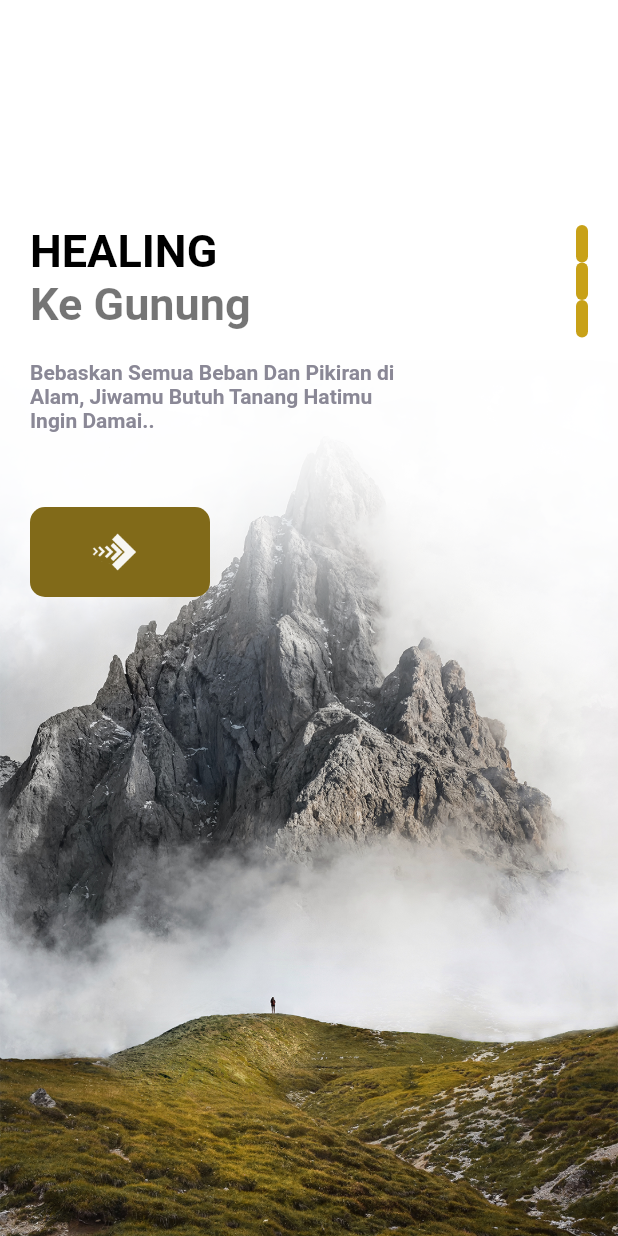
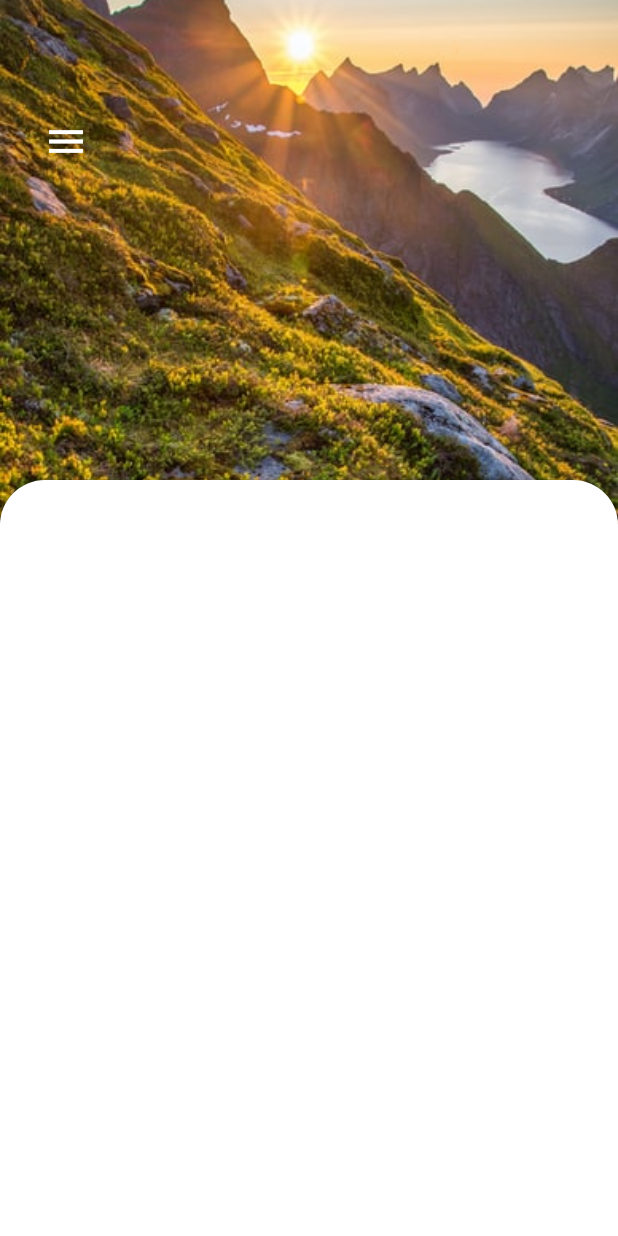
Before and after one commit to saldisucipto/flutter_great, a Flutter app: the screen it shows after launch, on a phone screen of 412 x 824 dp. Run offline on Flutter 3.47's test engine with Material 2 defaults, Android fonts, the phone set to English and light mode, and no system bars.

Commit message:
Make Detail Screen Pages

```diff
--- a/lib/main.dart
+++ b/lib/main.dart
@@ -1,5 +1,7 @@
 import 'package:flutter/material.dart';
-import 'package:greatapp/pages/home_pages.dart';
+import 'package:greatapp/pages/detail_page.dart';
+import 'package:greatapp/pages/navpages/main_pages.dart';
+import 'package:greatapp/pages/welcome_pages.dart';
 
 void main() {
   runApp(MyApp());
@@ -13,18 +15,9 @@ class MyApp extends StatelessWidget {
       title: 'Flutter Demo',
       debugShowCheckedModeBanner: false,
       theme: ThemeData(
-        // This is the theme of your application.
-        //
-        // Try running your application with "flutter run". You'll see the
-        // application has a blue toolbar. Then, without quitting the app, try
-        // changing the primarySwatch below to Colors.green and then invoke
-        // "hot reload" (press "r" in the console where you ran "flutter run",
-        // or simply save your changes to "hot reload" in a Flutter IDE).
-        // Notice that the counter didn't reset back to zero; the application
-        // is not restarted.
         primarySwatch: Colors.blue,
       ),
-      home: HomePages(),
+      home: DetailPages(),
     );
   }
 }
--- /dev/null
+++ b/lib/pages/detail_page.dart
@@ -0,0 +1,72 @@
+import 'package:flutter/material.dart';
+
+class DetailPages extends StatefulWidget {
+  const DetailPages({Key? key}) : super(key: key);
+
+  @override
+  _DetailPagesState createState() => _DetailPagesState();
+}
+
+class _DetailPagesState extends State<DetailPages> {
+  @override
+  Widget build(BuildContext context) {
+    return Scaffold(
+      body: Container(
+        width: double.maxFinite,
+        height: double.maxFinite,
+        child: Stack(
+          children: [
+            Positioned(
+              left: 0,
+              right: 0,
+              child: Container(
+                width: double.maxFinite,
+                height: 500,
+                decoration: BoxDecoration(
+                  image: DecorationImage(
+                      image: AssetImage('assets/images/mountains01.jpg'),
+                      fit: BoxFit.cover),
+                ),
+              ),
+            ),
+            Positioned(
+              left: 20,
+              top: 70,
+              child: Row(
+                children: [
+                  IconButton(
+                    onPressed: () {},
+                    icon: Icon(Icons.menu),
+                    color: Colors.white,
+                    iconSize: 30,
+                  ),
+                ],
+              ),
+            ),
+            Positioned(
+              top: 320,
+              child: Container(
+                width: MediaQuery.of(context).size.width,
+                height: 600,
+                decoration: BoxDecoration(
+                  color: Colors.white,
+                  borderRadius: BorderRadius.only(
+                    topLeft: Radius.circular(30),
+                    topRight: Radius.circular(30),
+                  ),
+                  boxShadow: [
+                    BoxShadow(
+                      color: Colors.black54,
+                      offset: Offset(0.0, 2.0), //(x,y)
+                      blurRadius: 6.0,
+                    ),
+                  ],
+                ),
+              ),
+            )
+          ],
+        ),
+      ),
+    );
+  }
+}
--- a/lib/pages/home_pages.dart
+++ b/lib/pages/welcome_pages.dart
@@ -4,14 +4,14 @@ import 'package:greatapp/widgets/app_large_text.dart';
 import 'package:greatapp/widgets/app_text.dart';
 import 'package:greatapp/widgets/responsive_button.dart';
 
-class HomePages extends StatefulWidget {
-  const HomePages({Key? key}) : super(key: key);
+class WelcomePages extends StatefulWidget {
+  const WelcomePages({Key? key}) : super(key: key);
 
   @override
-  _HomePagesState createState() => _HomePagesState();
+  _WelcomePagesState createState() => _WelcomePagesState();
 }
 
-class _HomePagesState extends State<HomePages> {
+class _WelcomePagesState extends State<WelcomePages> {
   List images = [
     "humans-vector-01.png",
     "humans-vector-02.png",
@@ -21,7 +21,6 @@ class _HomePagesState extends State<HomePages> {
   Widget build(BuildContext context) {
     return Scaffold(
       // Page View Untuk Mmebuat COurousel Pages
-
       body: PageView.builder(
           scrollDirection: Axis.vertical,
           itemCount: images.length,
@@ -72,13 +71,16 @@ class _HomePagesState extends State<HomePages> {
 
                     /// Widget Navigasi SLider
                     Column(
-                      children: List.generate(3, (index) {
+                      children: List.generate(3, (indexDots) {
                         return Container(
+                          margin: const EdgeInsets.only(bottom: 7),
                           width: 8,
-                          height: 25,
+                          height: index == indexDots ? 25 : 8,
                           decoration: BoxDecoration(
                             borderRadius: BorderRadius.circular(8),
-                            color: AppsColor.mainColor,
+                            color: index == indexDots
+                                ? AppsColor.mainColor
+                                : AppsColor.mainColor.withOpacity(0.5),
                           ),
                         );
                       }),
--- a/pubspec.yaml
+++ b/pubspec.yaml
@@ -48,7 +48,11 @@ flutter:
     - assets/images/humans-vector-02.png
     - assets/images/humans-vector-03.png
     - assets/images/buttons-arrows.png
-
+    - assets/images/mountains01.jpg
+    - assets/images/porters.jpg
+    - assets/images/safety.png
+    - assets/images/starterpack.jpg
+    - assets/images/eo.jpg
 
   # An image asset can refer to one or more resolution-specific "variants", see
   # https://flutter.dev/assets-and-images/#resolution-aware.
```
Also changed, not shown: lib/pages/home_page.dart (added, +213 -0 lines), lib/pages/navpages/bar_item_pages.dart (added, +12 -0 lines), lib/pages/navpages/main_pages.dart (added, +66 -0 lines), lib/pages/navpages/my_pages.dart (added, +12 -0 lines), lib/pages/navpages/search_pages.dart (added, +12 -0 lines), assets/images/eo.jpg (added), assets/images/mountains01.jpg (added), assets/images/porters.jpg (added), assets/images/safety.png (added), assets/images/starterpack.jpg (added), pubspec.lock.
